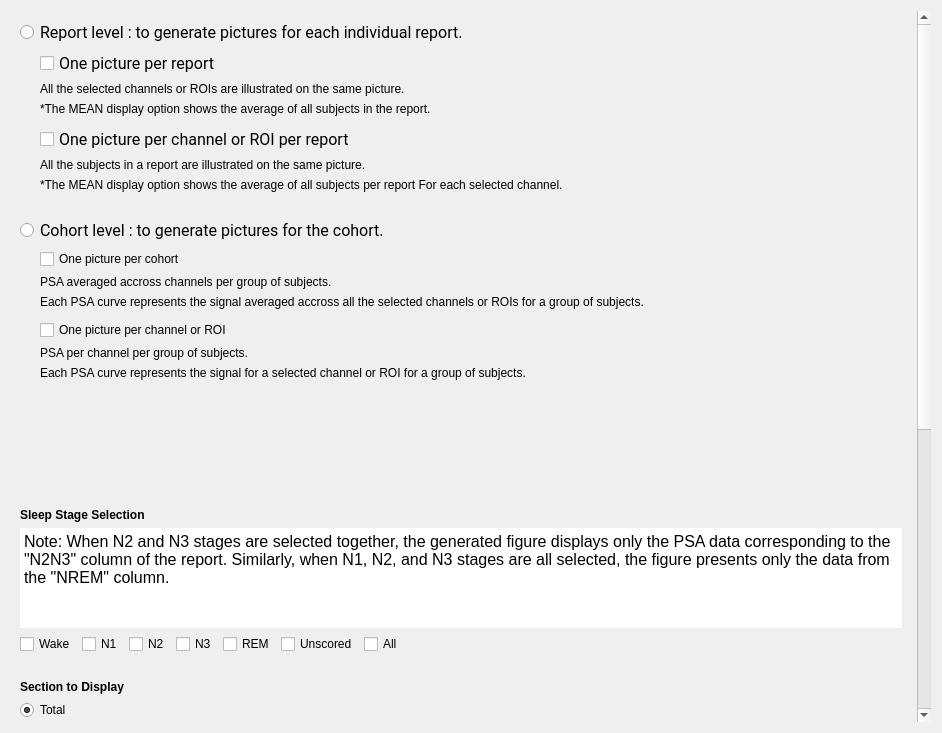
This is tools/CEAMSTools/PSAImages/OutputFiles/Ui_OutputFiles.ui in SnoozToolbox/snooz-package-ceams as Qt 5 draws it before an edit. The edited form follows.
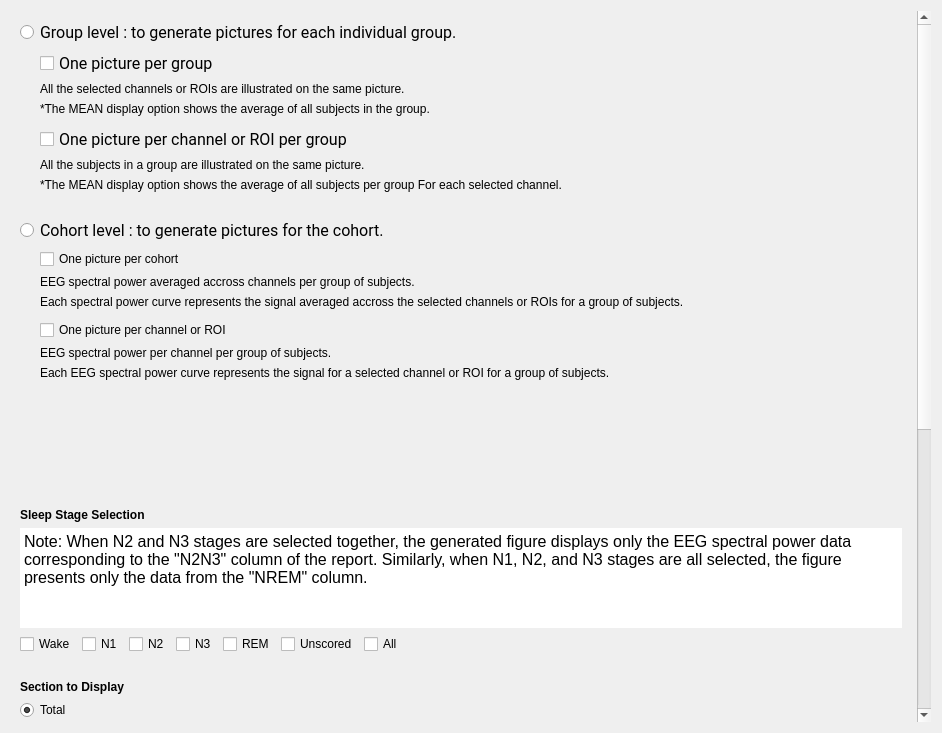
This is the edited form.

Commit message: Small UI modifications for PSAImages tool and module

```diff
--- a/tools/CEAMSTools/PSAImages/OutputFiles/Ui_OutputFiles.ui
+++ b/tools/CEAMSTools/PSAImages/OutputFiles/Ui_OutputFiles.ui
@@ -65,7 +65,7 @@
       <property name="geometry">
        <rect>
         <x>0</x>
-        <y>-420</y>
+        <y>-485</y>
         <width>900</width>
         <height>1200</height>
        </rect>
@@ -105,7 +105,7 @@
             </font>
            </property>
            <property name="text">
-            <string>Report level : to generate pictures for each individual report.</string>
+            <string>Group level : to generate pictures for each individual group.</string>
            </property>
            <attribute name="buttonGroup">
             <string notr="true">buttonGroup_level</string>
@@ -146,7 +146,7 @@
                 <string/>
                </property>
                <property name="text">
-                <string>One picture per report</string>
+                <string>One picture per group</string>
                </property>
               </widget>
              </item>
@@ -160,7 +160,7 @@
              <item>
               <widget class="QLabel" name="label_2">
                <property name="text">
-                <string>&lt;html&gt;&lt;head/&gt;&lt;body&gt;&lt;p&gt;*The MEAN display option shows the average of all subjects in the report.&lt;/p&gt;&lt;/body&gt;&lt;/html&gt;</string>
+                <string>&lt;html&gt;&lt;head/&gt;&lt;body&gt;&lt;p&gt;*The MEAN display option shows the average of all subjects in the group.&lt;/p&gt;&lt;/body&gt;&lt;/html&gt;</string>
                </property>
               </widget>
              </item>
@@ -197,21 +197,21 @@
                 <string/>
                </property>
                <property name="text">
-                <string>One picture per channel or ROI per report</string>
+                <string>One picture per channel or ROI per group</string>
                </property>
               </widget>
              </item>
              <item>
               <widget class="QLabel" name="label_3">
                <property name="text">
-                <string>&lt;html&gt;&lt;head/&gt;&lt;body&gt;&lt;p&gt;All the subjects in a report are illustrated on the same picture.&lt;/p&gt;&lt;/body&gt;&lt;/html&gt;</string>
+                <string>&lt;html&gt;&lt;head/&gt;&lt;body&gt;&lt;p&gt;All the subjects in a group are illustrated on the same picture.&lt;/p&gt;&lt;/body&gt;&lt;/html&gt;</string>
                </property>
               </widget>
              </item>
              <item>
               <widget class="QLabel" name="label_10">
                <property name="text">
-                <string>&lt;html&gt;&lt;head/&gt;&lt;body&gt;&lt;p&gt;*The MEAN display option shows the average of all subjects per report For each selected channel.&lt;/p&gt;&lt;/body&gt;&lt;/html&gt;</string>
+                <string>&lt;html&gt;&lt;head/&gt;&lt;body&gt;&lt;p&gt;*The MEAN display option shows the average of all subjects per group For each selected channel.&lt;/p&gt;&lt;/body&gt;&lt;/html&gt;</string>
                </property>
               </widget>
              </item>
@@ -293,14 +293,14 @@
              <item>
               <widget class="QLabel" name="label_11">
                <property name="text">
-                <string>&lt;html&gt;&lt;head/&gt;&lt;body&gt;&lt;p&gt;PSA averaged accross channels per group of subjects.&lt;/p&gt;&lt;/body&gt;&lt;/html&gt;</string>
+                <string>&lt;html&gt;&lt;head/&gt;&lt;body&gt;&lt;p&gt;EEG spectral power averaged accross channels per group of subjects.&lt;/p&gt;&lt;/body&gt;&lt;/html&gt;</string>
                </property>
               </widget>
              </item>
              <item>
               <widget class="QLabel" name="label_19">
                <property name="text">
-                <string>&lt;html&gt;&lt;head/&gt;&lt;body&gt;&lt;p&gt;Each PSA curve represents the signal averaged accross all the selected channels or ROIs for a group of subjects.&lt;/p&gt;&lt;/body&gt;&lt;/html&gt;</string>
+                <string>&lt;html&gt;&lt;head/&gt;&lt;body&gt;&lt;p&gt;Each spectral power curve represents the signal averaged accross the selected channels or ROIs for a group of subjects.&lt;/p&gt;&lt;/body&gt;&lt;/html&gt;</string>
                </property>
               </widget>
              </item>
@@ -333,14 +333,14 @@
              <item>
               <widget class="QLabel" name="label_12">
                <property name="text">
-                <string>&lt;html&gt;&lt;head/&gt;&lt;body&gt;&lt;p&gt;PSA per channel per group of subjects.&lt;/p&gt;&lt;/body&gt;&lt;/html&gt;</string>
+                <string>&lt;html&gt;&lt;head/&gt;&lt;body&gt;&lt;p&gt;EEG spectral power per channel per group of subjects.&lt;/p&gt;&lt;/body&gt;&lt;/html&gt;</string>
                </property>
               </widget>
              </item>
              <item>
               <widget class="QLabel" name="label_20">
                <property name="text">
-                <string>&lt;html&gt;&lt;head/&gt;&lt;body&gt;&lt;p&gt;Each PSA curve represents the signal for a selected channel or ROI for a group of subjects.&lt;/p&gt;&lt;/body&gt;&lt;/html&gt;</string>
+                <string>&lt;html&gt;&lt;head/&gt;&lt;body&gt;&lt;p&gt;Each EEG spectral power curve represents the signal for a selected channel or ROI for a group of subjects.&lt;/p&gt;&lt;/body&gt;&lt;/html&gt;</string>
                </property>
               </widget>
              </item>
@@ -424,7 +424,7 @@
 li.unchecked::marker { content: &quot;\2610&quot;; }
 li.checked::marker { content: &quot;\2612&quot;; }
 &lt;/style&gt;&lt;/head&gt;&lt;body style=&quot; font-family:'Roboto'; font-size:12pt; font-weight:400; font-style:normal;&quot;&gt;
-&lt;p style=&quot; margin-top:0px; margin-bottom:0px; margin-left:0px; margin-right:0px; -qt-block-indent:0; text-indent:0px;&quot;&gt;Note: When N2 and N3 stages are selected together, the generated figure displays only the PSA data corresponding to the &amp;quot;N2N3&amp;quot; column of the report. Similarly, when N1, N2, and N3 stages are all selected, the figure presents only the data from the &amp;quot;NREM&amp;quot; column.&lt;/p&gt;&lt;/body&gt;&lt;/html&gt;</string>
+&lt;p style=&quot; margin-top:0px; margin-bottom:0px; margin-left:0px; margin-right:0px; -qt-block-indent:0; text-indent:0px;&quot;&gt;Note: When N2 and N3 stages are selected together, the generated figure displays only the EEG spectral power data corresponding to the &amp;quot;N2N3&amp;quot; column of the report. Similarly, when N1, N2, and N3 stages are all selected, the figure presents only the data from the &amp;quot;NREM&amp;quot; column.&lt;/p&gt;&lt;/body&gt;&lt;/html&gt;</string>
              </property>
             </widget>
            </item>
```
Left out of the diff: 140 changed lines with no effect on the pictures. The commit also changes 7 other files.
